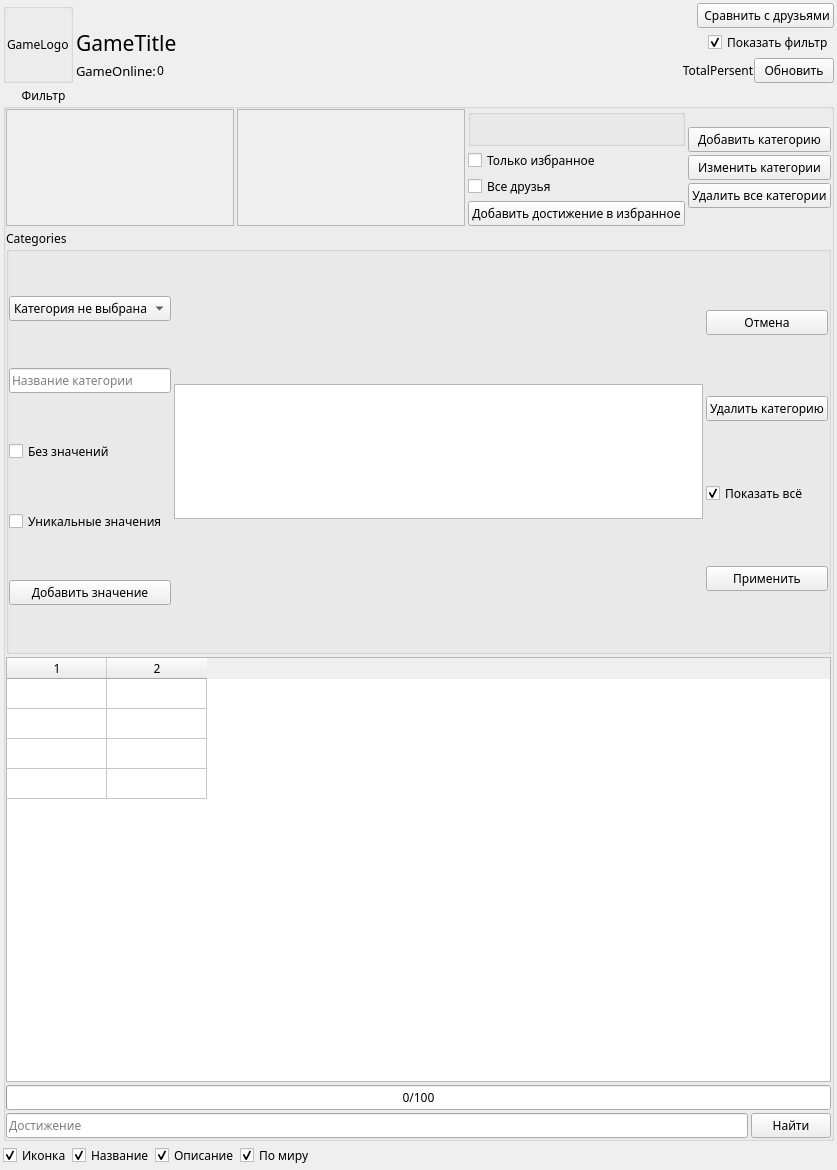
Old version of the form AraSteamManager/subform/formachievements.ui in the repository Arankir/AraSteamManager.
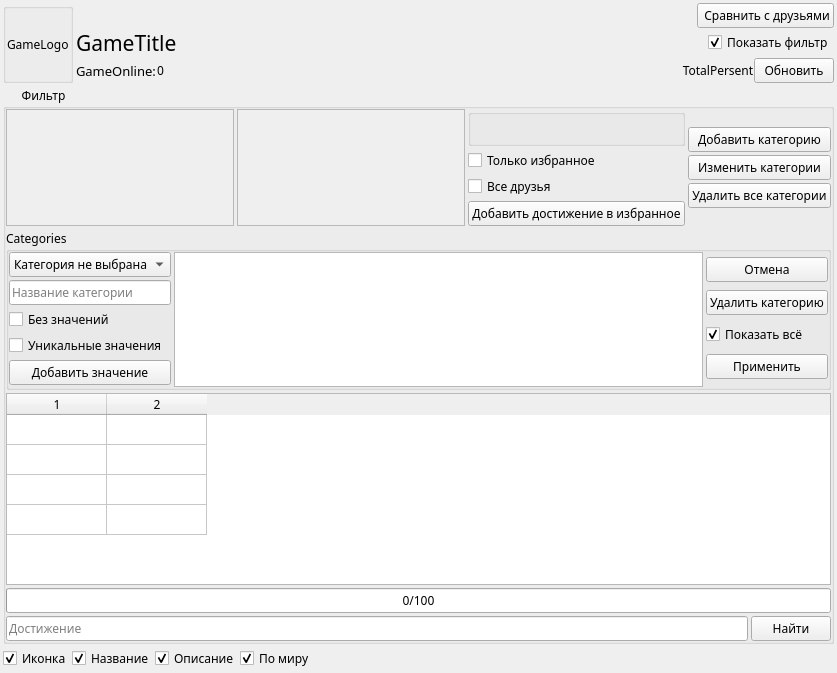
New version of the form.

```diff
--- a/AraSteamManager/subform/formachievements.ui
+++ b/AraSteamManager/subform/formachievements.ui
@@ -7,7 +7,7 @@
     <x>0</x>
     <y>0</y>
     <width>837</width>
-    <height>1170</height>
+    <height>656</height>
    </rect>
   </property>
   <property name="font">
```
